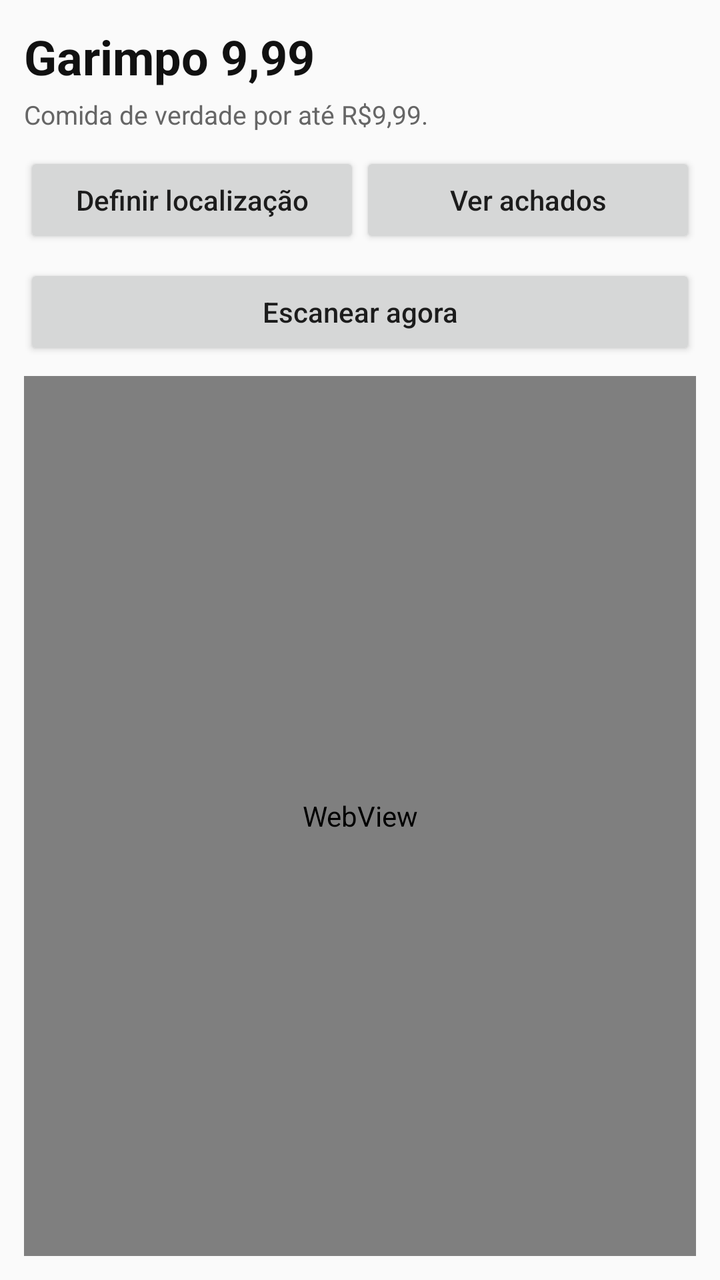
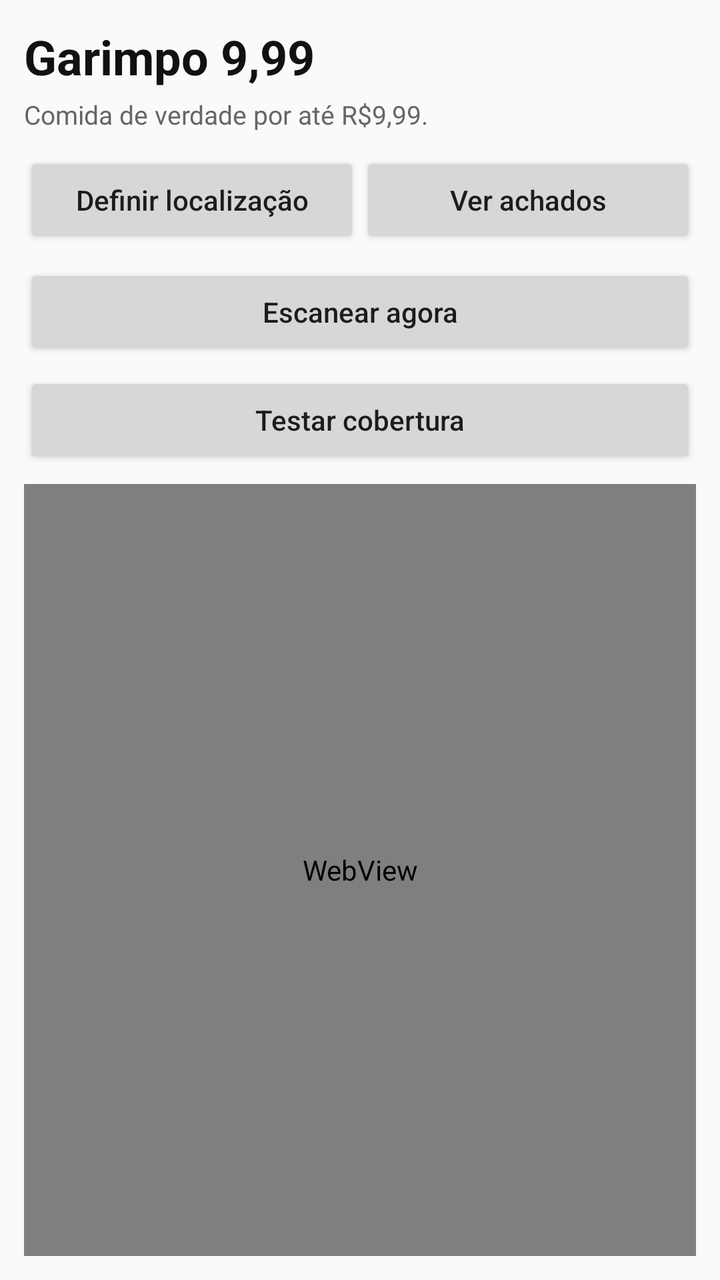

Before-and-after screenshots of an Android layout around one commit, followed by the original layout XML and the change that was made.
<!-- AndroidManifest.xml: application theme android:Theme.Material.Light.NoActionBar -->
<!-- res/layout/activity_main.xml -->
<?xml version="1.0" encoding="utf-8"?>
<FrameLayout xmlns:android="http://schemas.android.com/apk/res/android"
    android:layout_width="match_parent"
    android:layout_height="match_parent">

    <LinearLayout
        android:layout_width="match_parent"
        android:layout_height="match_parent"
        android:orientation="vertical"
        android:padding="12dp">

        <TextView
            android:id="@+id/title"
            android:layout_width="match_parent"
            android:layout_height="wrap_content"
            android:text="Garimpo 9,99"
            android:textStyle="bold"
            android:textSize="24sp"
            android:textColor="#111111" />

        <TextView
            android:id="@+id/status"
            android:layout_width="match_parent"
            android:layout_height="wrap_content"
            android:text="Comida de verdade por até R$9,99."
            android:textSize="13sp"
            android:textColor="#666666"
            android:paddingTop="4dp"
            android:paddingBottom="10dp" />

        <LinearLayout
            android:layout_width="match_parent"
            android:layout_height="wrap_content"
            android:orientation="horizontal"
            android:paddingBottom="8dp">

            <Button
                android:id="@+id/locationButton"
                android:layout_width="0dp"
                android:layout_height="wrap_content"
                android:layout_weight="1"
                android:text="Definir localização"
                android:textAllCaps="false" />

            <Button
                android:id="@+id/garimpoButton"
                android:layout_width="0dp"
                android:layout_height="wrap_content"
                android:layout_weight="1"
                android:text="Ver achados"
                android:textAllCaps="false" />
        </LinearLayout>

        <Button
            android:id="@+id/autoScanButton"
            android:layout_width="match_parent"
            android:layout_height="wrap_content"
            android:text="Escanear agora"
            android:textAllCaps="false"
            android:layout_marginBottom="8dp" />

        <WebView
            android:id="@+id/webView"
            android:layout_width="match_parent"
            android:layout_height="0dp"
            android:layout_weight="1" />

    </LinearLayout>

    <LinearLayout
        android:id="@+id/scanOverlay"
        android:layout_width="match_parent"
        android:layout_height="match_parent"
        android:orientation="vertical"
        android:gravity="center"
        android:background="#F2F2F2"
        android:padding="36dp"
        android:visibility="gone"
        android:clickable="true"
        android:focusable="true">

        <ProgressBar
            android:layout_width="56dp"
            android:layout_height="56dp"
            android:indeterminate="true" />

        <TextView
            android:layout_width="wrap_content"
            android:layout_height="wrap_content"
            android:text="Garimpo 9,99"
            android:textStyle="bold"
            android:textSize="22sp"
            android:textColor="#111111"
            android:layout_marginTop="22dp" />

        <TextView
            android:id="@+id/scanOverlayText"
            android:layout_width="match_parent"
            android:layout_height="wrap_content"
            android:text="Procurando ofertas por até R$9,99..."
            android:textSize="15sp"
            android:textColor="#555555"
            android:gravity="center"
            android:layout_marginTop="8dp"
            android:lineSpacingExtra="3dp" />

        <Button
            android:id="@+id/cancelScanButton"
            android:layout_width="wrap_content"
            android:layout_height="wrap_content"
            android:text="Cancelar"
            android:textAllCaps="false"
            android:layout_marginTop="24dp" />

    </LinearLayout>

</FrameLayout>
<!-- resources referenced by this layout -->
<resources>

</resources>

<!-- the commit's change to res/layout/activity_main.xml (unified diff, before → after) -->
@@ -57,6 +57,14 @@
             android:layout_height="wrap_content"
             android:text="Escanear agora"
             android:textAllCaps="false"
+            android:layout_marginBottom="6dp" />
+
+        <Button
+            android:id="@+id/coverageButton"
+            android:layout_width="match_parent"
+            android:layout_height="wrap_content"
+            android:text="Testar cobertura"
+            android:textAllCaps="false"
             android:layout_marginBottom="8dp" />
 
         <WebView
